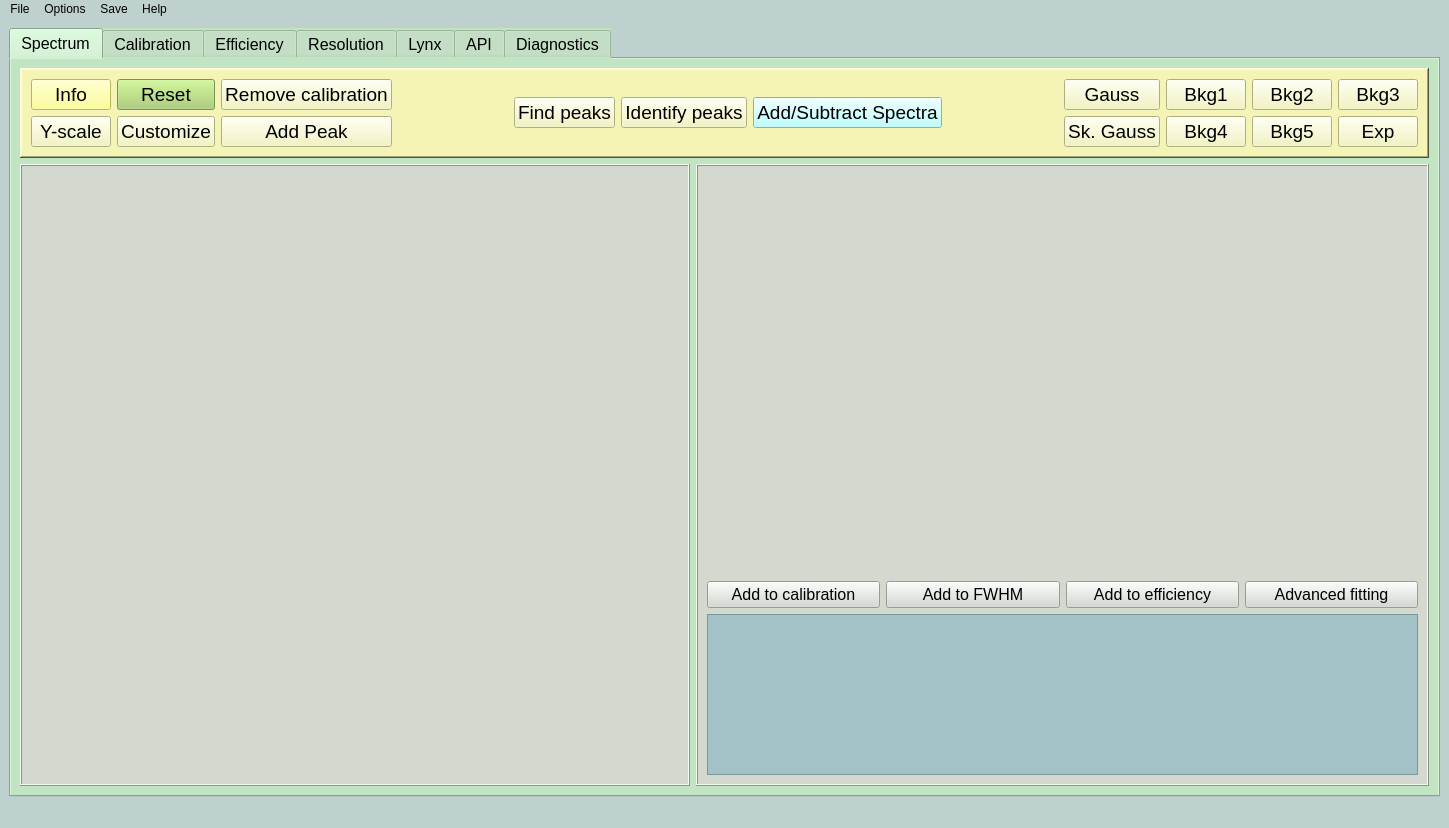
First picture: the form in nasagamma/qt_gui.ui, repository mauricioAyllon/NASA-gamma, before the edit.
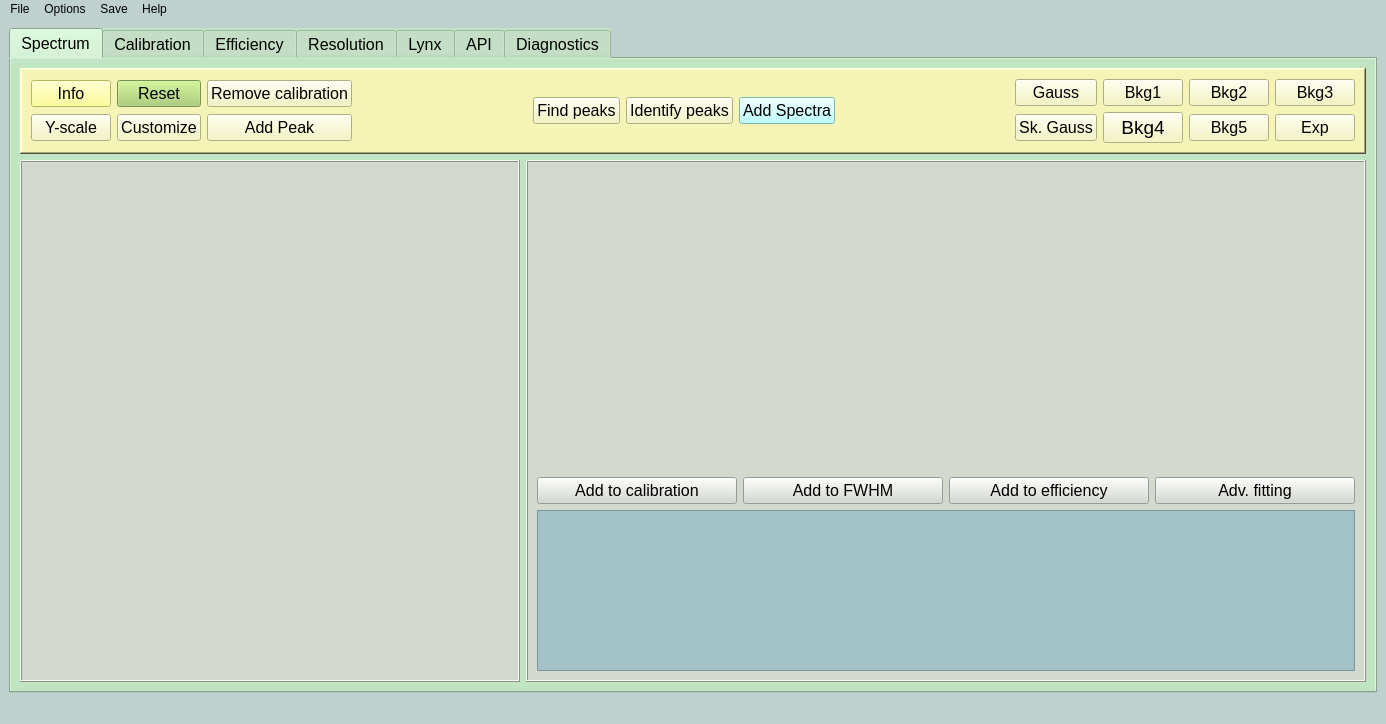
Second picture: the form after the edit. Custom widgets are drawn as their Qt base class.

Commit message: Try reducing window size again

```diff
--- a/nasagamma/qt_gui.ui
+++ b/nasagamma/qt_gui.ui
@@ -6,8 +6,8 @@
    <rect>
     <x>0</x>
     <y>0</y>
-    <width>1449</width>
-    <height>828</height>
+    <width>1386</width>
+    <height>724</height>
    </rect>
   </property>
   <property name="maximumSize">
@@ -79,7 +79,7 @@
                 <widget class="QPushButton" name="button_find_peaks">
                  <property name="font">
                   <font>
-                   <pointsize>14</pointsize>
+                   <pointsize>12</pointsize>
                   </font>
                  </property>
                  <property name="text">
@@ -91,7 +91,7 @@
                 <widget class="QPushButton" name="button_identify_peaks">
                  <property name="font">
                   <font>
-                   <pointsize>14</pointsize>
+                   <pointsize>12</pointsize>
                   </font>
                  </property>
                  <property name="text">
@@ -103,14 +103,14 @@
                 <widget class="QPushButton" name="button_add_subtract">
                  <property name="font">
                   <font>
-                   <pointsize>14</pointsize>
+                   <pointsize>12</pointsize>
                   </font>
                  </property>
                  <property name="styleSheet">
                   <string notr="true">background-color: rgb(170, 255, 255);</string>
                  </property>
                  <property name="text">
-                  <string>Add/Subtract Spectra</string>
+                  <string>Add Spectra</string>
                  </property>
                 </widget>
                </item>
@@ -135,7 +135,7 @@
                 <widget class="QPushButton" name="pushButton_gauss2">
                  <property name="font">
                   <font>
-                   <pointsize>14</pointsize>
+                   <pointsize>12</pointsize>
                   </font>
                  </property>
                  <property name="text">
@@ -147,7 +147,7 @@
                 <widget class="QPushButton" name="pushButton_poly3">
                  <property name="font">
                   <font>
-                   <pointsize>14</pointsize>
+                   <pointsize>12</pointsize>
                   </font>
                  </property>
                  <property name="text">
@@ -159,7 +159,7 @@
                 <widget class="QPushButton" name="pushButton_exp">
                  <property name="font">
                   <font>
-                   <pointsize>14</pointsize>
+                   <pointsize>12</pointsize>
                   </font>
                  </property>
                  <property name="text">
@@ -171,7 +171,7 @@
                 <widget class="QPushButton" name="pushButton_poly1">
                  <property name="font">
                   <font>
-                   <pointsize>14</pointsize>
+                   <pointsize>12</pointsize>
                   </font>
                  </property>
                  <property name="text">
@@ -183,7 +183,7 @@
                 <widget class="QPushButton" name="pushButton_poly5">
                  <property name="font">
                   <font>
-                   <pointsize>14</pointsize>
+                   <pointsize>12</pointsize>
                   </font>
                  </property>
                  <property name="text">
@@ -195,7 +195,7 @@
                 <widget class="QPushButton" name="pushButton_poly2">
                  <property name="font">
                   <font>
-                   <pointsize>14</pointsize>
+                   <pointsize>12</pointsize>
                   </font>
                  </property>
                  <property name="text">
@@ -219,7 +219,7 @@
                 <widget class="QPushButton" name="pushButton_gauss">
                  <property name="font">
                   <font>
-                   <pointsize>14</pointsize>
+                   <pointsize>12</pointsize>
                   </font>
                  </property>
                  <property name="text">
@@ -248,7 +248,7 @@
                 <widget class="QPushButton" name="pushButton_scale">
                  <property name="font">
                   <font>
-                   <pointsize>14</pointsize>
+                   <pointsize>12</pointsize>
                   </font>
                  </property>
                  <property name="text">
@@ -260,7 +260,7 @@
                 <widget class="QPushButton" name="button_add_peak">
                  <property name="font">
                   <font>
-                   <pointsize>14</pointsize>
+                   <pointsize>12</pointsize>
                   </font>
                  </property>
                  <property name="text">
@@ -272,7 +272,7 @@
                 <widget class="QPushButton" name="button_customize">
                  <property name="font">
                   <font>
-                   <pointsize>14</pointsize>
+                   <pointsize>12</pointsize>
                   </font>
                  </property>
                  <property name="text">
@@ -284,7 +284,7 @@
                 <widget class="QPushButton" name="button_info_main">
                  <property name="font">
                   <font>
-                   <pointsize>14</pointsize>
+                   <pointsize>12</pointsize>
                   </font>
                  </property>
                  <property name="styleSheet">
@@ -299,7 +299,7 @@
                 <widget class="QPushButton" name="button_reset">
                  <property name="font">
                   <font>
-                   <pointsize>14</pointsize>
+                   <pointsize>12</pointsize>
                   </font>
                  </property>
                  <property name="styleSheet">
@@ -314,7 +314,7 @@
                 <widget class="QPushButton" name="button_remove_cal">
                  <property name="font">
                   <font>
-                   <pointsize>14</pointsize>
+                   <pointsize>12</pointsize>
                   </font>
                  </property>
                  <property name="text">
@@ -333,7 +333,7 @@
          <widget class="QFrame" name="frame_2">
           <property name="minimumSize">
            <size>
-            <width>670</width>
+            <width>500</width>
             <height>0</height>
            </size>
           </property>
@@ -367,7 +367,7 @@
          <widget class="QFrame" name="frame_3">
           <property name="minimumSize">
            <size>
-            <width>670</width>
+            <width>550</width>
             <height>0</height>
            </size>
           </property>
@@ -399,7 +399,7 @@
                <property name="minimumSize">
                 <size>
                  <width>0</width>
-                 <height>400</height>
+                 <height>300</height>
                 </size>
                </property>
                <property name="maximumSize">
@@ -462,7 +462,7 @@
                   </font>
                  </property>
                  <property name="text">
-                  <string>Advanced fitting</string>
+                  <string>Adv. fitting</string>
                  </property>
                 </widget>
                </item>
@@ -509,7 +509,7 @@
                  <rect>
                   <x>0</x>
                   <y>0</y>
-                  <width>692</width>
+                  <width>799</width>
                   <height>99</height>
                  </rect>
                 </property>
@@ -2259,7 +2259,7 @@
     <rect>
      <x>0</x>
      <y>0</y>
-     <width>1449</width>
+     <width>1386</width>
      <height>26</height>
     </rect>
    </property>
```
Left out of the diff: 4 changed lines with no effect on the pictures. The commit also changes 1 other file.
